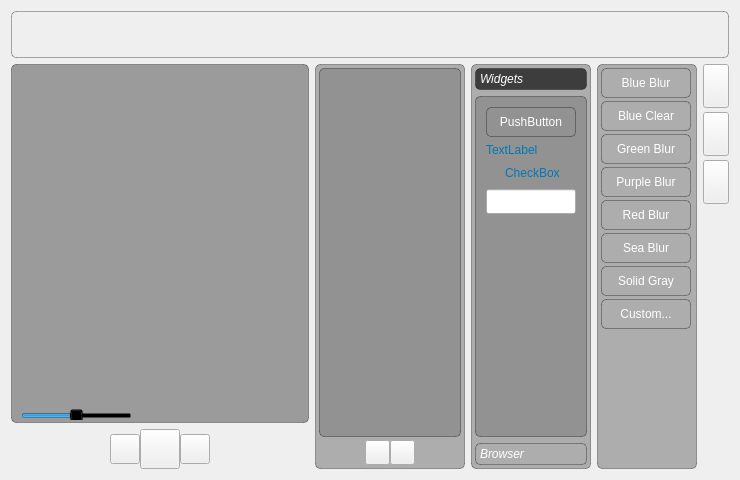
Above: mainwindow.ui from abigdreamer/Objectwheelprivate before the change. Below: the same form after it.
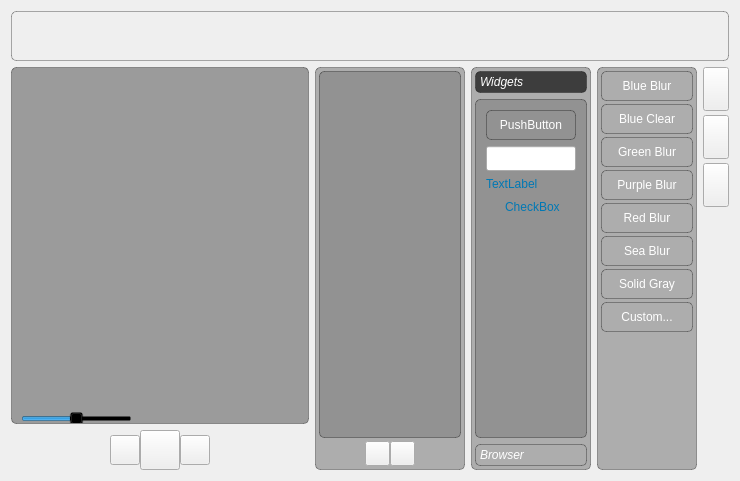
That is the form after the change. Icons and pictures are not drawn.

What changed in the file:
```diff
--- a/mainwindow.ui
+++ b/mainwindow.ui
@@ -7,7 +7,7 @@
     <x>0</x>
     <y>0</y>
     <width>740</width>
-    <height>480</height>
+    <height>481</height>
    </rect>
   </property>
   <property name="palette">
@@ -248,6 +248,12 @@
       </property>
       <item>
        <widget class="QPushButton" name="tabButton">
+        <property name="sizePolicy">
+         <sizepolicy hsizetype="Fixed" vsizetype="Fixed">
+          <horstretch>0</horstretch>
+          <verstretch>0</verstretch>
+         </sizepolicy>
+        </property>
         <property name="minimumSize">
          <size>
           <width>26</width>
@@ -291,6 +297,12 @@
       </item>
       <item>
        <widget class="QPushButton" name="tabButton_2">
+        <property name="sizePolicy">
+         <sizepolicy hsizetype="Fixed" vsizetype="Fixed">
+          <horstretch>0</horstretch>
+          <verstretch>0</verstretch>
+         </sizepolicy>
+        </property>
         <property name="minimumSize">
          <size>
           <width>26</width>
@@ -328,6 +340,12 @@
       </item>
       <item>
        <widget class="QPushButton" name="tabButton_3">
+        <property name="sizePolicy">
+         <sizepolicy hsizetype="Fixed" vsizetype="Fixed">
+          <horstretch>0</horstretch>
+          <verstretch>0</verstretch>
+         </sizepolicy>
+        </property>
         <property name="minimumSize">
          <size>
           <width>26</width>
@@ -380,6 +398,12 @@
     </item>
     <item row="1" column="2" rowspan="2">
      <widget class="QFrame" name="frame">
+      <property name="sizePolicy">
+       <sizepolicy hsizetype="Fixed" vsizetype="Preferred">
+        <horstretch>0</horstretch>
+        <verstretch>0</verstretch>
+       </sizepolicy>
+      </property>
       <property name="minimumSize">
        <size>
         <width>120</width>
@@ -389,7 +413,7 @@
       <property name="maximumSize">
        <size>
         <width>120</width>
-        <height>16777215</height>
+        <height>999</height>
        </size>
       </property>
       <property name="styleSheet">
@@ -475,7 +499,7 @@
             <x>0</x>
             <y>0</y>
             <width>112</width>
-            <height>343</height>
+            <height>341</height>
            </rect>
           </property>
           <property name="font">
@@ -491,20 +515,20 @@
            <item>
             <widget class="QPushButton" name="pushButton_9">
              <property name="sizePolicy">
-              <sizepolicy hsizetype="Fixed" vsizetype="Fixed">
+              <sizepolicy hsizetype="Preferred" vsizetype="Fixed">
                <horstretch>0</horstretch>
                <verstretch>0</verstretch>
               </sizepolicy>
              </property>
              <property name="minimumSize">
               <size>
-               <width>90</width>
+               <width>0</width>
                <height>30</height>
               </size>
              </property>
              <property name="maximumSize">
               <size>
-               <width>90</width>
+               <width>999</width>
                <height>30</height>
               </size>
              </property>
@@ -530,6 +554,31 @@
              </property>
             </widget>
            </item>
+           <item>
+            <widget class="QLineEdit" name="lineEdit">
+             <property name="sizePolicy">
+              <sizepolicy hsizetype="Preferred" vsizetype="Fixed">
+               <horstretch>0</horstretch>
+               <verstretch>0</verstretch>
+              </sizepolicy>
+             </property>
+             <property name="minimumSize">
+              <size>
+               <width>0</width>
+               <height>25</height>
+              </size>
+             </property>
+             <property name="maximumSize">
+              <size>
+               <width>999</width>
+               <height>25</height>
+              </size>
+             </property>
+             <property name="styleSheet">
+              <string notr="true">border-image:url(:/pics/plain.png);</string>
+             </property>
+            </widget>
+           </item>
            <item>
             <widget class="QLabel" name="label">
              <property name="palette">
@@ -731,31 +780,6 @@
              </property>
             </widget>
            </item>
-           <item>
-            <widget class="QLineEdit" name="lineEdit">
-             <property name="sizePolicy">
-              <sizepolicy hsizetype="Fixed" vsizetype="Fixed">
-               <horstretch>0</horstretch>
-               <verstretch>0</verstretch>
-              </sizepolicy>
-             </property>
-             <property name="minimumSize">
-              <size>
-               <width>90</width>
-               <height>25</height>
-              </size>
-             </property>
-             <property name="maximumSize">
-              <size>
-               <width>90</width>
-               <height>25</height>
-              </size>
-             </property>
-             <property name="styleSheet">
-              <string notr="true">border-image:url(:/pics/plain.png);</string>
-             </property>
-            </widget>
-           </item>
            <item>
             <spacer name="verticalSpacer_3">
              <property name="orientation">
@@ -797,6 +821,12 @@
     </item>
     <item row="1" column="3" rowspan="2">
      <widget class="QFrame" name="frame_4">
+      <property name="sizePolicy">
+       <sizepolicy hsizetype="Fixed" vsizetype="Preferred">
+        <horstretch>0</horstretch>
+        <verstretch>0</verstretch>
+       </sizepolicy>
+      </property>
       <property name="minimumSize">
        <size>
         <width>100</width>
@@ -806,7 +836,7 @@
       <property name="maximumSize">
        <size>
         <width>100</width>
-        <height>16777215</height>
+        <height>999</height>
        </size>
       </property>
       <property name="styleSheet">
@@ -840,15 +870,21 @@
        </property>
        <item>
         <widget class="QPushButton" name="pushButton_3">
+         <property name="sizePolicy">
+          <sizepolicy hsizetype="Preferred" vsizetype="Fixed">
+           <horstretch>0</horstretch>
+           <verstretch>0</verstretch>
+          </sizepolicy>
+         </property>
          <property name="minimumSize">
           <size>
-           <width>90</width>
+           <width>0</width>
            <height>30</height>
           </size>
          </property>
          <property name="maximumSize">
           <size>
-           <width>90</width>
+           <width>999</width>
            <height>30</height>
           </size>
          </property>
@@ -895,15 +931,21 @@
        </item>
        <item>
         <widget class="QPushButton" name="pushButton_2">
+         <property name="sizePolicy">
+          <sizepolicy hsizetype="Preferred" vsizetype="Fixed">
+           <horstretch>0</horstretch>
+           <verstretch>0</verstretch>
+          </sizepolicy>
+         </property>
          <property name="minimumSize">
           <size>
-           <width>90</width>
+           <width>0</width>
            <height>30</height>
           </size>
          </property>
          <property name="maximumSize">
           <size>
-           <width>90</width>
+           <width>999</width>
            <height>30</height>
           </size>
          </property>
@@ -950,15 +992,21 @@
        </item>
        <item>
         <widget class="QPushButton" name="pushButton_4">
+         <property name="sizePolicy">
+          <sizepolicy hsizetype="Preferred" vsizetype="Fixed">
+           <horstretch>0</horstretch>
+           <verstretch>0</verstretch>
+          </sizepolicy>
+         </property>
          <property name="minimumSize">
           <size>
-           <width>90</width>
+           <width>0</width>
            <height>30</height>
           </size>
          </property>
          <property name="maximumSize">
           <size>
-           <width>90</width>
+           <width>999</width>
            <height>30</height>
           </size>
          </property>
@@ -1005,15 +1053,21 @@
        </item>
        <item>
         <widget class="QPushButton" name="pushButton">
+         <property name="sizePolicy">
+          <sizepolicy hsizetype="Preferred" vsizetype="Fixed">
+           <horstretch>0</horstretch>
+           <verstretch>0</verstretch>
+          </sizepolicy>
+         </property>
          <property name="minimumSize">
           <size>
-           <width>90</width>
+           <width>0</width>
            <height>30</height>
           </size>
          </property>
          <property name="maximumSize">
           <size>
-           <width>90</width>
+           <width>999</width>
            <height>30</height>
           </size>
          </property>
@@ -1060,15 +1114,21 @@
        </item>
        <item>
         <widget class="QPushButton" name="pushButton_6">
+         <property name="sizePolicy">
+          <sizepolicy hsizetype="Preferred" vsizetype="Fixed">
+           <horstretch>0</horstretch>
+           <verstretch>0</verstretch>
+          </sizepolicy>
+         </property>
          <property name="minimumSize">
           <size>
-           <width>90</width>
+           <width>0</width>
            <height>30</height>
           </size>
          </property>
          <property name="maximumSize">
           <size>
-           <width>90</width>
+           <width>999</width>
            <height>30</height>
           </size>
          </property>
@@ -1115,15 +1175,21 @@
        </item>
        <item>
         <widget class="QPushButton" name="pushButton_5">
+         <property name="sizePolicy">
+          <sizepolicy hsizetype="Preferred" vsizetype="Fixed">
+           <horstretch>0</horstretch>
+           <verstretch>0</verstretch>
+          </sizepolicy>
+         </property>
          <property name="minimumSize">
           <size>
-           <width>90</width>
+           <width>0</width>
            <height>30</height>
           </size>
          </property>
          <property name="maximumSize">
           <size>
-           <width>90</width>
+           <width>999</width>
            <height>30</height>
           </size>
          </property>
@@ -1170,15 +1236,21 @@
        </item>
        <item>
         <widget class="QPushButton" name="pushButton_7">
+         <property name="sizePolicy">
+          <sizepolicy hsizetype="Preferred" vsizetype="Fixed">
+           <horstretch>0</horstretch>
+           <verstretch>0</verstretch>
+          </sizepolicy>
+         </property>
          <property name="minimumSize">
           <size>
-           <width>90</width>
+           <width>0</width>
            <height>30</height>
           </size>
          </property>
          <property name="maximumSize">
           <size>
-           <width>90</width>
+           <width>999</width>
            <height>30</height>
           </size>
          </property>
@@ -1225,15 +1297,21 @@
        </item>
        <item>
         <widget class="QPushButton" name="pushButton_8">
+         <property name="sizePolicy">
+          <sizepolicy hsizetype="Preferred" vsizetype="Fixed">
+           <horstretch>0</horstretch>
+           <verstretch>0</verstretch>
+          </sizepolicy>
+         </property>
          <property name="minimumSize">
           <size>
-           <width>90</width>
+           <width>0</width>
            <height>30</height>
           </size>
          </property>
          <property name="maximumSize">
           <size>
-           <width>90</width>
+           <width>999</width>
            <height>30</height>
           </size>
          </property>
@@ -1296,6 +1374,12 @@
     </item>
     <item row="1" column="1" rowspan="2">
      <widget class="QFrame" name="frame_2">
+      <property name="sizePolicy">
+       <sizepolicy hsizetype="Fixed" vsizetype="Preferred">
+        <horstretch>0</horstretch>
+        <verstretch>0</verstretch>
+       </sizepolicy>
+      </property>
       <property name="minimumSize">
        <size>
         <width>150</width>
@@ -1305,7 +1389,7 @@
       <property name="maximumSize">
        <size>
         <width>150</width>
-        <height>16777215</height>
+        <height>999</height>
        </size>
       </property>
       <property name="styleSheet">
@@ -1339,12 +1423,6 @@
        </property>
        <item>
         <widget class="QListWidget" name="masterRecordList">
-         <property name="sizePolicy">
-          <sizepolicy hsizetype="Minimum" vsizetype="Expanding">
-           <horstretch>0</horstretch>
-           <verstretch>0</verstretch>
-          </sizepolicy>
-         </property>
          <property name="palette">
           <palette>
            <active>
@@ -1600,6 +1678,18 @@
         <verstretch>0</verstretch>
        </sizepolicy>
       </property>
+      <property name="minimumSize">
+       <size>
+        <width>0</width>
+        <height>50</height>
+       </size>
+      </property>
+      <property name="maximumSize">
+       <size>
+        <width>9999</width>
+        <height>50</height>
+       </size>
+      </property>
       <property name="styleSheet">
        <string notr="true">#frame_3 {
 	background-color: qlineargradient(spread:pad, x1:0.5, y1:1, x2:0.488636, y2:0, stop:0.238636 rgba(0, 0, 0, 120), stop:1 rgba(179, 179, 179, 5
```
Left out of the diff: 13 changed lines with no effect on the pictures.
